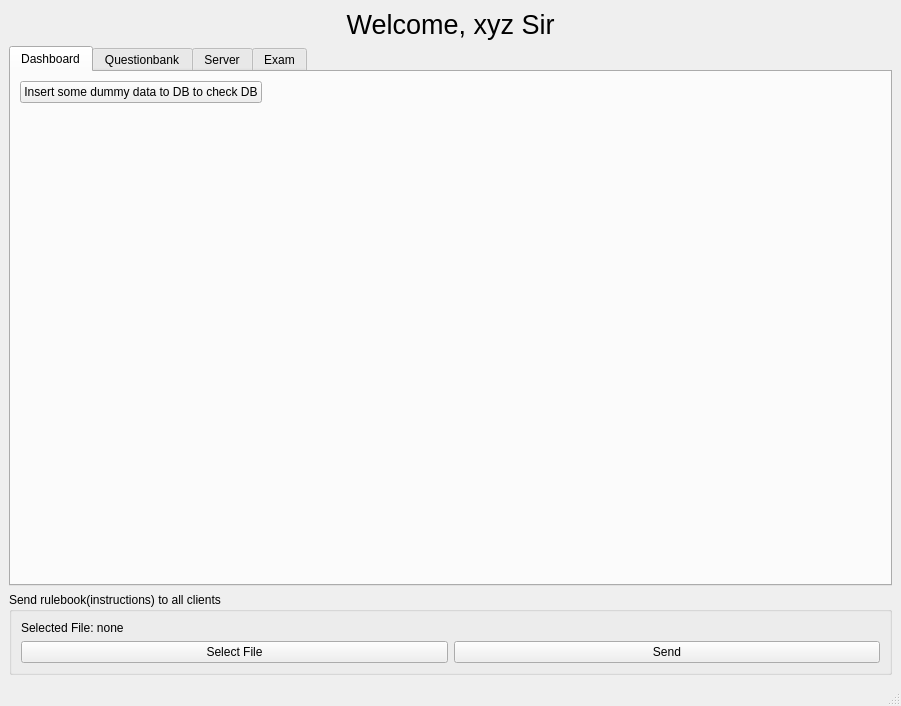
First picture: the form in src/SmartXm-CSEKU/teachermodule.ui, repository KaziRifatMorshed/SmartXm, before the edit.
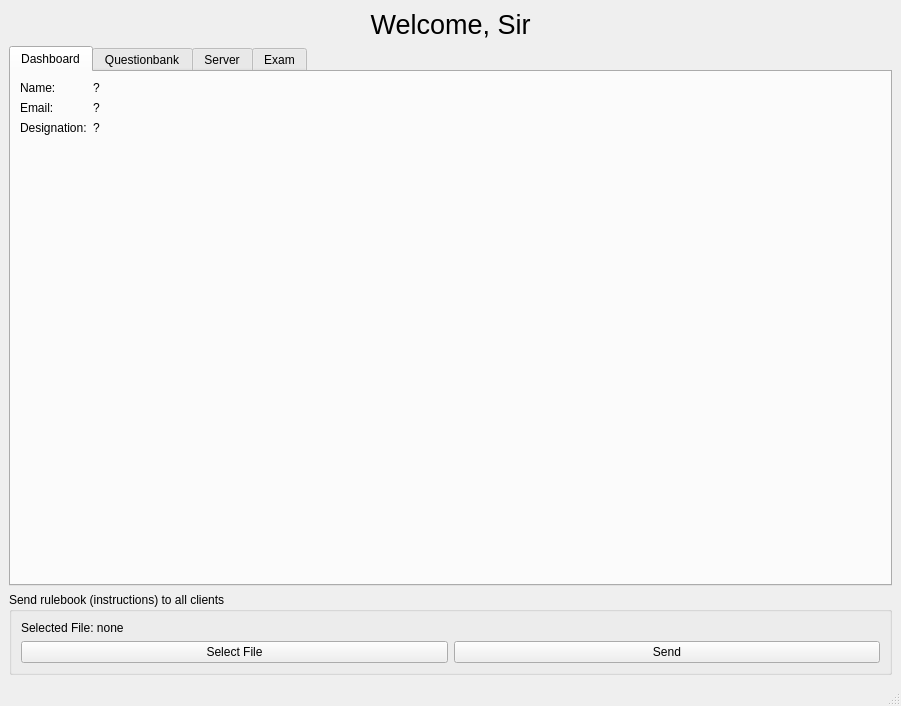
Second picture: the form after the edit. The open tabs and pages were chosen to show the change.

```diff
--- a/src/SmartXm-CSEKU/teachermodule.ui
+++ b/src/SmartXm-CSEKU/teachermodule.ui
@@ -18,7 +18,7 @@
     <item>
      <widget class="QLabel" name="label">
       <property name="text">
-       <string>&lt;html&gt;&lt;head/&gt;&lt;body&gt;&lt;p align=&quot;center&quot;&gt;&lt;span style=&quot; font-size:20pt;&quot;&gt;Welcome, xyz Sir&lt;/span&gt;&lt;/p&gt;&lt;/body&gt;&lt;/html&gt;</string>
+       <string>&lt;html&gt;&lt;head/&gt;&lt;body&gt;&lt;p align=&quot;center&quot;&gt;&lt;span style=&quot; font-size:20pt;&quot;&gt;Welcome,  Sir&lt;/span&gt;&lt;/p&gt;&lt;/body&gt;&lt;/html&gt;</string>
       </property>
      </widget>
     </item>
@@ -33,9 +33,44 @@
        </attribute>
        <layout class="QFormLayout" name="formLayout_2">
         <item row="0" column="0">
-         <widget class="QPushButton" name="insertDummyDataDB_pushButton">
+         <widget class="QLabel" name="label_2">
           <property name="text">
-           <string>Insert some dummy data to DB to check DB</string>
+           <string>Name:</string>
+          </property>
+         </widget>
+        </item>
+        <item row="0" column="1">
+         <widget class="QLabel" name="dashboard_teacherName">
+          <property name="text">
+           <string>?</string>
+          </property>
+         </widget>
+        </item>
+        <item row="1" column="0">
+         <widget class="QLabel" name="label_8">
+          <property name="text">
+           <string>Email:</string>
+          </property>
+         </widget>
+        </item>
+        <item row="1" column="1">
+         <widget class="QLabel" name="dashboard_teacherEmail">
+          <property name="text">
+           <string>?</string>
+          </property>
+         </widget>
+        </item>
+        <item row="2" column="0">
+         <widget class="QLabel" name="label_10">
+          <property name="text">
+           <string>Designation:</string>
+          </property>
+         </widget>
+        </item>
+        <item row="2" column="1">
+         <widget class="QLabel" name="dashboard_TeacherDesignation">
+          <property name="text">
+           <string>?</string>
           </property>
          </widget>
         </item>
@@ -351,7 +386,7 @@
     <item>
      <widget class="QGroupBox" name="sendInstructions_groupBox">
       <property name="title">
-       <string>Send rulebook(instructions) to all clients</string>
+       <string>Send rulebook (instructions) to all clients</string>
       </property>
       <layout class="QGridLayout" name="gridLayout">
        <item row="1" column="1">
```
Left out of the diff: 2 changed lines with no effect on the pictures.
